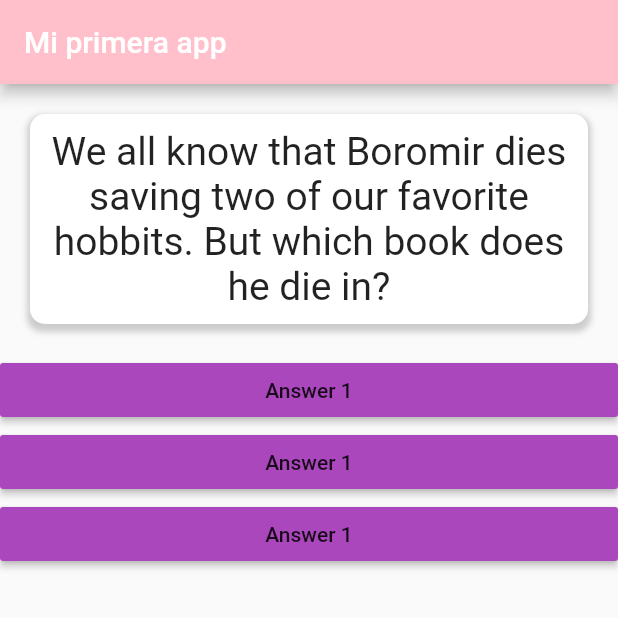
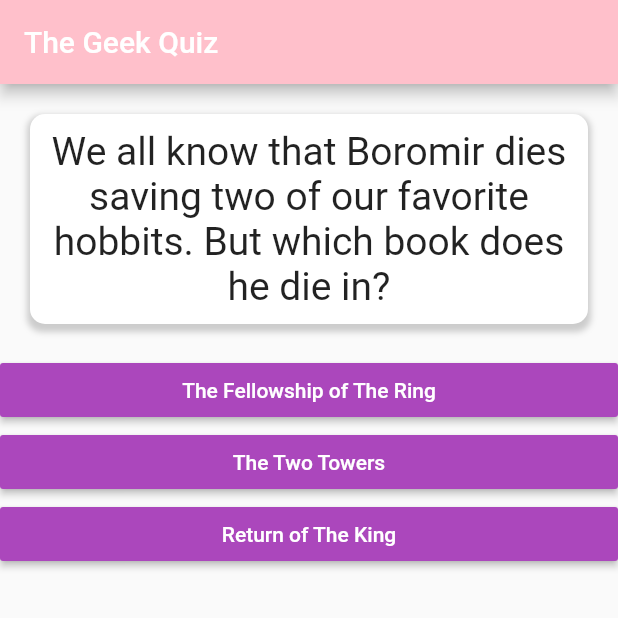
Before and after one commit to S4ND1X/Flutter-Dart_Course, a Flutter app: the screen it shows after launch, on a phone screen of 412 x 824 dp, the top half of it. Run offline on Flutter 3.47's test engine with Material 2 defaults, Android fonts, the phone set to English and light mode, and no system bars.

Commit message:
Added dynamic rendered widgets and conditional widgets

```diff
--- a/the_geek_quiz/lib/answer.dart
+++ b/the_geek_quiz/lib/answer.dart
@@ -2,15 +2,17 @@ import 'package:flutter/material.dart';
 
 class Answer extends StatelessWidget {
   final Function answerVerificationHandler;
-  Answer({this.answerVerificationHandler});
+  final String answerText;
+  Answer({this.answerVerificationHandler, this.answerText});
 
   @override
   Widget build(BuildContext context) {
     return Container(
       width: double.infinity,
       child: RaisedButton(
+        textColor: Colors.white,
         color: Colors.purple[400],
-        child: Text("Answer 1"),
+        child: Text(this.answerText),
         onPressed: answerVerificationHandler,
       ),
     );
--- a/the_geek_quiz/lib/main.dart
+++ b/the_geek_quiz/lib/main.dart
@@ -1,8 +1,8 @@
 //? Every material design widget
 import 'package:flutter/material.dart';
 
-import './question.dart';
-import './answer.dart';
+import './quiz.dart';
+import "./result.dart";
 
 void main(List<String> args) {
   //?Esta funcion recibe la clase del widget a correr
@@ -21,25 +21,116 @@ class TheGeekQuizApp extends StatefulWidget {
 //?Clase dedicada a guardar el estado del widget y linkeado mediante el generico
 class _TheGeekQuizAppState extends State<TheGeekQuizApp> {
   var _questionIndex = 0;
+  var _totalScore = 0;
 
   //LOTR Questions
-  List<String> _questions = [
-    "We all know that Boromir dies saving two of our favorite hobbits. But which book does he die in?",
-    "Which of these is another name for dwarves?",
-    "Which character said “Nine companions. So be it. You shall be the fellowship of the ring.”",
-    "What is the name of Galadriel's husband?",
-    "After Sauron, who held the One Ring?",
-    "Where is Legolas from?",
-    "In The Fellowship of the Ring, Frodo was stabbed on Weathertop. What type of blade was he stabbed with?",
-    "What is the name of the Inn where Aragorn meets the Hobbits?",
-    "What was Gollum's name before he was Gollum?",
-    "How many Rings of Power were there?",
-    "What is the name of Gandalf's horse?",
-    "During the siege of Minas-Tirith, the forces of Sauron use a battering ram. What do they call it?"
+  final List<Map<String, Object>> _questions = const [
+    {
+      "questionText":
+          "We all know that Boromir dies saving two of our favorite hobbits. But which book does he die in?",
+      "answers": [
+        {"text": "The Fellowship of The Ring", "score": 1},
+        {"text": "The Two Towers", "score": 0},
+        {"text": "Return of The King", "score": 0}
+      ]
+    },
+    {
+      "questionText": "Which of these is another name for dwarves?",
+      "answers": [
+        {"text": "1", "score": 1},
+        {"text": "2", "score": 0},
+        {"text": "3", "score": 0}
+      ]
+    },
+    {
+      "questionText":
+          "Which character said “Nine companions. So be it. You shall be the fellowship of the ring.”",
+      "answers": [
+        {"text": "1", "score": 1},
+        {"text": "2", "score": 0},
+        {"text": "3", "score": 0}
+      ]
+    },
+    {
+      "questionText": "What is the name of Galadriel's husband?",
+      "answers": [
+        {"text": "1", "score": 1},
+        {"text": "2", "score": 0},
+        {"text": "3", "score": 0}
+      ]
+    },
+    {
+      "questionText": "After Sauron, who held the One Ring?",
+      "answers": [
+        {"text": "1", "score": 1},
+        {"text": "2", "score": 0},
+        {"text": "3", "score": 0}
+      ]
+    },
+    {
+      "questionText": "Where is Legolas from?",
+      "answers": [
+        {"text": "1", "score": 1},
+        {"text": "2", "score": 0},
+        {"text": "3", "score": 0}
+      ]
+    },
+    {
+      "questionText":
+          "In The Fellowship of the Ring, Frodo was stabbed on Weathertop. What type of blade was he stabbed with?",
+      "answers": [
+        {"text": "1", "score": 1},
+        {"text": "2", "score": 0},
+        {"text": "3", "score": 0}
+      ]
+    },
+    {
+      "questionText":
+          "What is the name of the Inn where Aragorn meets the Hobbits?",
+      "answers": [
+        {"text": "1", "score": 1},
+        {"text": "2", "score": 0},
+        {"text": "3", "score": 0}
+      ]
+    },
+    {
+      "questionText": "What was Gollum's name before he was Gollum?",
+      "answers": [
+        {"text": "1", "score": 1},
+        {"text": "2", "score": 0},
+        {"text": "3", "score": 0}
+      ]
+    },
+    {
+      "questionText": "How many Rings of Power were there?",
+      "answers": [
+        {"text": "1", "score": 1},
+        {"text": "2", "score": 0},
+        {"text": "3", "score": 0}
+      ]
+    },
+    {
+      "questionText": "What is the name of Gandalf's horse?",
+      "answers": [
+        {"text": "1", "score": 1},
+        {"text": "2", "score": 0},
+        {"text": "3", "score": 0}
+      ]
+    },
+    {
+      "questionText":
+          "During the siege of Minas-Tirith, the forces of Sauron use a battering ram. What do they call it?",
+      "answers": [
+        {"text": "1", "score": 1},
+        {"text": "2", "score": 0},
+        {"text": "3", "score": 0}
+      ]
+    }
   ];
 
-  void _nextQuestion() {
+  void _nextQuestion(int answerScore) {
     //? Se cambia el estado a traves de la funcion para evitar problemas de rendimiento
+    _totalScore += answerScore;
     setState(() {
       _questionIndex++;
     });
@@ -50,17 +141,16 @@ class _TheGeekQuizAppState extends State<TheGeekQuizApp> {
     return MaterialApp(
       home: Scaffold(
         appBar: AppBar(
-          title: Text("Mi primera app"),
+          title: Text("The Geek Quiz"),
           backgroundColor: Color.fromRGBO(255, 192, 203, 1),
         ),
-        body: Column(
-          children: [
-            Question(questionText: _questions.elementAt(_questionIndex)),
-            Answer(answerVerificationHandler: _nextQuestion),
-            Answer(answerVerificationHandler: _nextQuestion),
-            Answer(answerVerificationHandler: _nextQuestion),
-          ],
-        ),
+        body: _questionIndex < _questions.length
+            ? Quiz(
+                questionsList: _questions,
+                answerHandler: _nextQuestion,
+                questionIndex: _questionIndex,
+              )
+            : Result(quizScore: _totalScore, quizLenght: _questions.length),
       ),
     );
   }
--- a/the_geek_quiz/lib/question.dart
+++ b/the_geek_quiz/lib/question.dart
@@ -25,7 +25,7 @@ class Question extends StatelessWidget {
             ),
           ]),
       child: Text(
-        questionText,
+        this.questionText,
         textAlign: TextAlign.center,
         style: TextStyle(fontSize: 26),
       ),
--- /dev/null
+++ b/the_geek_quiz/lib/quiz.dart
@@ -0,0 +1,34 @@
+import 'package:flutter/material.dart';
+
+import './question.dart';
+import './answer.dart';
+
+class Quiz extends StatelessWidget {
+  final List<Map<String, Object>> questionsList;
+  final Function answerHandler;
+  final int questionIndex;
+
+  Quiz(
+      {@required this.answerHandler,
+      @required this.questionsList,
+      @required this.questionIndex});
+
+  @override
+  Widget build(BuildContext context) {
+    return Column(
+      children: [
+        Question(
+            questionText: this.questionsList[this.questionIndex]
+                ["questionText"]),
+        //? ... saca los elementos de una lista hacia "afuera", y se hace el casteo de las respuestas a una lista para despues poder convertir la respuesta del map a lista
+        ...(this.questionsList[this.questionIndex]["answers"]
+                as List<Map<String, Object>>)
+            .map((answer) => Answer(
+                answerVerificationHandler: () =>
+                    this.answerHandler(answer["score"]),
+                answerText: answer["text"]))
+            .toList()
+      ],
+    );
+  }
+}
--- /dev/null
+++ b/the_geek_quiz/lib/result.dart
@@ -0,0 +1,33 @@
+import 'package:flutter/material.dart';
+
+class Result extends StatelessWidget {
+  final int quizScore;
+  final int quizLenght;
+
+  Result({this.quizScore, this.quizLenght});
+
+  String get resultPhrase {
+    String _result;
+    int difference = quizScore - quizLenght;
+    if (difference.abs() == 0) {
+      _result = "You shall Pass to the Undying Lands!";
+    } else if (difference.abs() < 2) {
+      _result = "Your are an ancient one!";
+    } else if (difference.abs() < 4) {
+      _result = "You are a men!";
+    } else {
+      _result = "Your words are poison!";
+    }
+    return _result;
+  }
+
+  @override
+  Widget build(BuildContext context) {
+    return Center(
+      child: Text(
+        resultPhrase,
+        style: TextStyle(fontSize: 36, fontWeight: FontWeight.bold),
+      ),
+    );
+  }
+}
```
Also changed, not shown: 1 other file.
